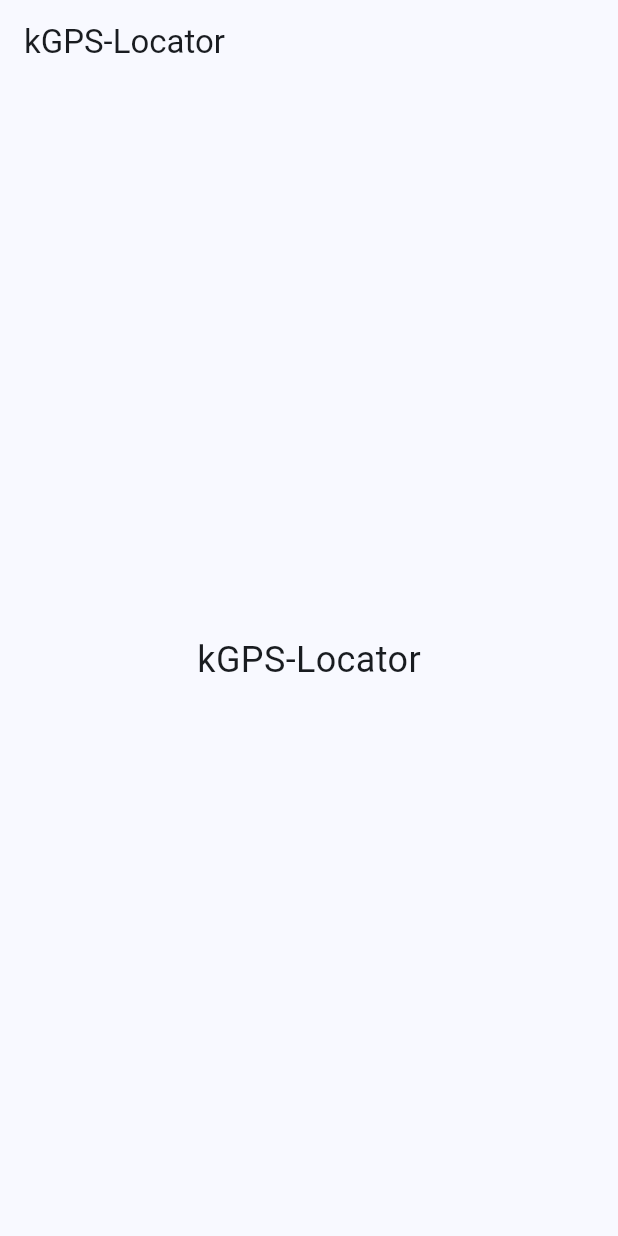
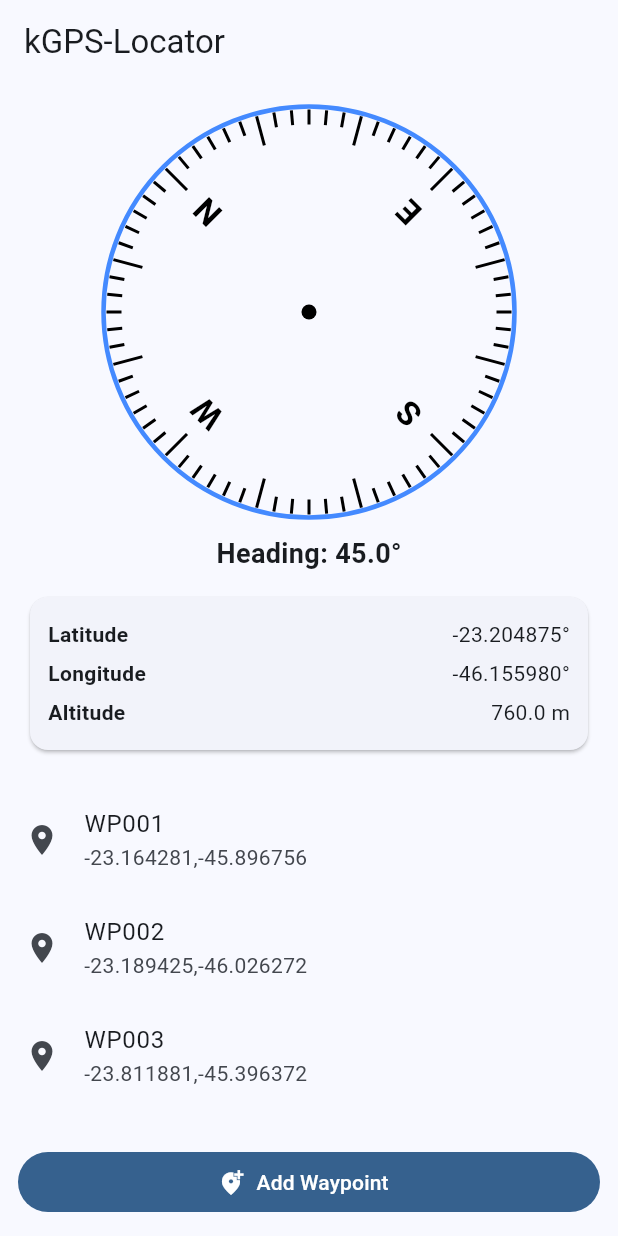
Before and after one commit to maay-kge/kGPS-Locator-MayraLima, a Flutter app: the screen it shows after launch, on a phone screen of 412 x 824 dp. Run offline on Flutter 3.47's test engine with Material 3 defaults, Android fonts, the phone set to English and light mode, and no system bars.

Commit message:
Finalização de Layout. Interface e funcionalidades fictícias. - ADD Classe waypoint - ADD Widget Compass - ADD componentes da main.

```diff
--- a/lib/main.dart
+++ b/lib/main.dart
@@ -1,4 +1,6 @@
 import 'package:flutter/material.dart';
+import 'package:kgps_locator_mayralima/models/waypoint.dart';
+import 'package:kgps_locator_mayralima/widgets/compass.dart';
 
 void main() {
   runApp(const KGpsLocatorApp());
@@ -29,12 +31,179 @@ class HomePage extends StatefulWidget {
 }
 
 class _HomePageState extends State<HomePage> {
+  //DADOS FICTÍCIOS PARA A GAVETA 2.
+  double latitude = -23.2048746;
+  double longitude = -46.1559800;
+  double altitude = 760.0;
+  double heading = 45.0;
+
+  Waypoint? navegandoPara;
+
+  final List<Waypoint> waypoints = [
+    const Waypoint(nome: 'WP001', latitude: -23.164281, longitude: -45.896756),
+    const Waypoint(nome: 'WP002', latitude: -23.189425, longitude: -46.026272),
+    const Waypoint(nome: 'WP003', latitude: -23.811881, longitude: -45.396372),
+  ];
+
+  void navegarPara(Waypoint waypoint) {
+    print('Você acionou o Navegar para ${waypoint.nome}');
+
+    setState(() {
+      navegandoPara = waypoint;
+    });
+  }
+
+  void pararNavegacao() {
+    if (navegandoPara != null) {
+      print('Você parou o Navegar para ${navegandoPara!.nome}');
+    }
+
+    setState(() {
+      navegandoPara = null;
+    });
+  }
+
+  void adicionarWaypoint() {
+    print('Você clicou no botão Add Waypoint');
+  }
+
+  void excluirWaypoint(Waypoint waypoint) {
+    print('Você acionou o Excluir Waypoint ${waypoint.nome}');
+  }
+
   @override
   Widget build(BuildContext context) {
     return Scaffold(
       appBar: AppBar(title: const Text('kGPS-Locator')),
-      body: const Center(
-        child: Text('kGPS-Locator', style: TextStyle(fontSize: 24)),
+      body: SafeArea(
+        child: Column(
+          children: [
+            const SizedBox(height: 12),
+
+            Compass(heading: heading),
+
+            const SizedBox(height: 8),
+
+            Text(
+              'Heading: ${heading.toStringAsFixed(1)}°',
+              style: const TextStyle(fontSize: 18, fontWeight: FontWeight.bold),
+            ),
+
+            const SizedBox(height: 12),
+
+            _buildLocationInfo(),
+
+            const SizedBox(height: 12),
+
+            if (navegandoPara != null) _buildNavigationInfo(),
+
+            const SizedBox(height: 8),
+
+            Expanded(child: _buildWaypointList()),
+          ],
+        ),
+      ),
+
+      floatingActionButton: navegandoPara != null
+          ? FloatingActionButton.extended(
+            onPressed: pararNavegacao,
+            icon: const Icon(Icons.stop),
+            label: const Text('STOP'),
+          )
+          : null,
+
+      bottomNavigationBar: Padding(
+        padding: const EdgeInsets.all(12),
+        child: FilledButton.icon(
+          onPressed: adicionarWaypoint,
+          icon: const Icon(Icons.add_location_alt),
+          label: const Text('Add Waypoint'),
+          ),
+      ),
+    );
+  }
+
+  Widget _buildLocationInfo() {
+    return Padding(
+      padding: const EdgeInsets.symmetric(horizontal: 16),
+      child: Card(
+        child: Padding(
+          padding: const EdgeInsets.all(12),
+          child: Column(
+            children: [
+              _infoRow('Latitude', '${latitude.toStringAsFixed(6)}°'),
+              _infoRow('Longitude', '${longitude.toStringAsFixed(6)}°'),
+              _infoRow('Altitude', '${altitude.toStringAsFixed(1)} m'),
+            ],
+          ),
+        ),
+      ),
+    );
+  }
+
+  Widget _buildNavigationInfo() {
+    return Card(
+      margin: const EdgeInsets.symmetric(horizontal: 16),
+      child: Padding(
+        padding: const EdgeInsets.all(12),
+        child: Column(
+          children: [
+            const Text(
+              'NAVEGANDO PARA: ',
+              style: TextStyle(fontWeight: FontWeight.bold),
+              ),
+              const SizedBox(height: 4),
+              Text(navegandoPara!.nome, style: const TextStyle(fontSize: 20)),
+              const SizedBox(height: 4),
+              const Text('Azimute: --°     Distância: --m'),
+          ],
+        )
+      ),
+    );
+  }
+
+  Widget _buildWaypointList() {
+    return ListView.builder(
+      itemCount: waypoints.length,
+      itemBuilder: (context, index) {
+        final waypoint = waypoints[index];
+
+        return Dismissible(
+          key: ValueKey(waypoint.nome),
+          direction: DismissDirection.endToStart,
+          background: Container(
+            alignment: Alignment.centerRight,
+            padding: const EdgeInsets.only(right: 20),
+            child: const Icon(Icons.delete, size: 30),
+          ),
+          onDismissed: (_){
+            excluirWaypoint(waypoint);
+          },
+          child: ListTile(
+            leading: const Icon(Icons.location_on),
+            title: Text(waypoint.nome),
+            subtitle: Text(
+              '${waypoint.latitude.toStringAsFixed(6)},'
+              '${waypoint.longitude.toStringAsFixed(6)}',
+            ),
+            onLongPress: () {
+              navegarPara(waypoint);
+            },
+          ),
+        );
+      },
+    );
+  }
+
+  Widget _infoRow(String label, String value) {
+    return Padding(
+      padding: const EdgeInsets.symmetric(vertical: 3),
+      child: Row(
+        mainAxisAlignment: MainAxisAlignment.spaceBetween,
+        children: [
+          Text(label, style: const TextStyle(fontWeight: FontWeight.bold)),
+          Text(value),
+        ],
       ),
     );
   }
--- a/lib/widgets/compass.dart
+++ b/lib/widgets/compass.dart
@@ -101,7 +101,7 @@ class CompassPainter extends CustomPainter {
   }
 
   @override
-  bool shouldRepaint(covariant CustomPainter oldDelegate) {
+  bool shouldRepaint(covariant CompassPainter oldDelegate) {
     return oldDelegate.heading != heading;
   }
 }
```
Also changed, not shown: 1 other file.
